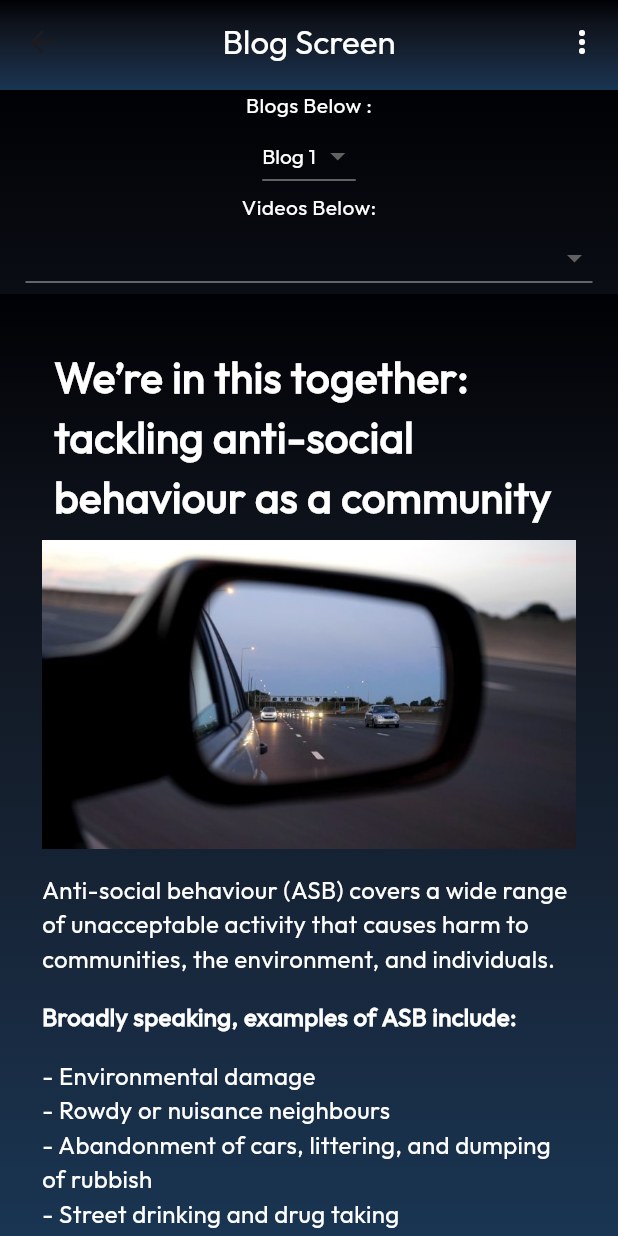
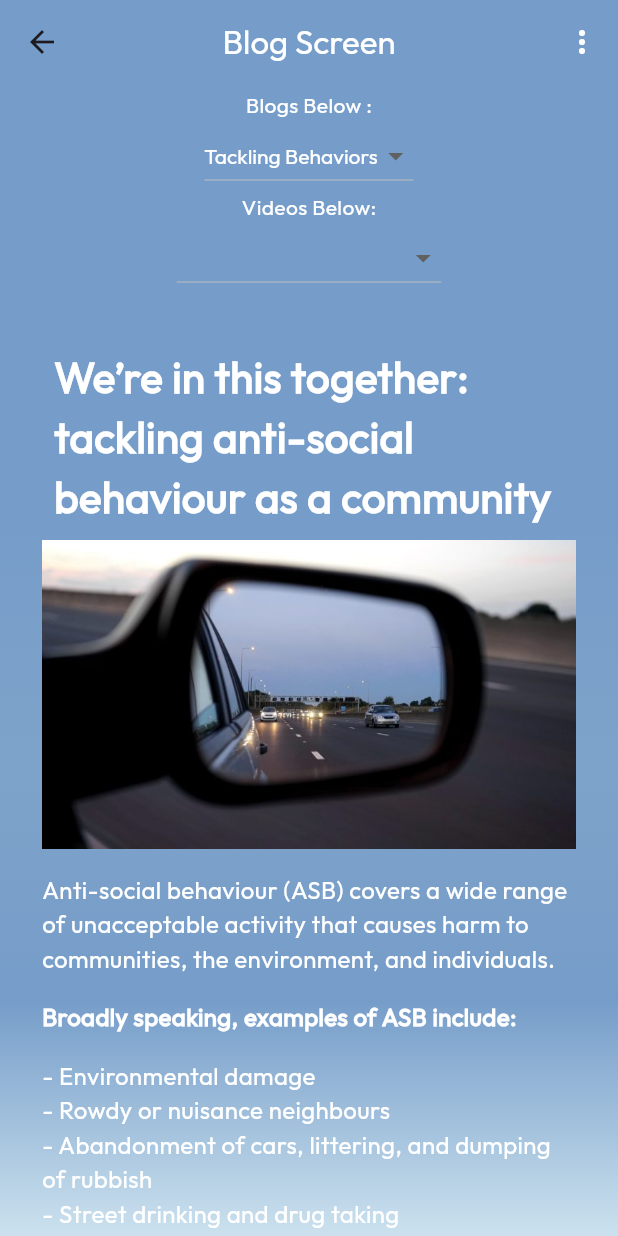
Before and after one commit to adan-s/FYP-Watchful-Eyes, a Flutter app: the BlogPage screen opened directly, on a phone screen of 412 x 824 dp. Run offline on Flutter 3.47's test engine with Material 3 defaults, Android fonts, the phone set to English and light mode, and no system bars; our stand-ins replace animated_text_kit, carousel_slider, cloud_firestore, file_picker, firebase_auth, firebase_core and 10 more; missing offline and left inert: flutter_animated_button; accounts and stored records are empty; project files that could hold a hidden picture were left out.

Commit message:
theme change

```diff
--- a/lib/main.dart
+++ b/lib/main.dart
@@ -46,7 +46,7 @@ class MyApp extends StatelessWidget {
         colorScheme: ColorScheme.fromSeed(seedColor: Colors.deepPurple),
         useMaterial3: true,
       ),
-      home: CommunityForumPage(),
+      home: BlogPage(),
       debugShowCheckedModeBanner: false,
     );
   }
--- a/lib/screens/blogs.dart
+++ b/lib/screens/blogs.dart
@@ -16,9 +16,9 @@ class BlogPage extends StatefulWidget {
 
 class _BlogPageState extends State<BlogPage> {
   List<Blog> blogs = [
-    Blog(title: 'Blog 1', imagePath: 'assets/blog1.jpg'),
-    Blog(title: 'Blog 2', imagePath: 'assets/blog3.jpg'),
-    Blog(title: 'Blog 3', imagePath: 'assets/blog2.jpg'),
+    Blog(title: 'Tackling Behaviors', imagePath: 'assets/blog1.jpg'),
+    Blog(title: 'Abuse Awareness', imagePath: 'assets/blog3.jpg'),
+    Blog(title: 'Safe Night-Out', imagePath: 'assets/blog2.jpg'),
   ];
 
   List<VideoPlayerWidget> videos = [
@@ -26,13 +26,13 @@ class _BlogPageState extends State<BlogPage> {
       videoPath:
           'assets/5-Choke-Hold-Defenses-Women-MUSTKnow_SelfDefense_AjaDang.mp4',
       key: UniqueKey(),
-      title: 'Choke Hold Defenses - Women MUST Know Self-Defense',
+      title: 'Choke Hold Defenses',
       imagePath: 'assets/video1.PNG',
     ),
     VideoPlayerWidget(
       videoPath: 'assets/7-Self-Defense-Techniques-for-Women-from-Professionals.mp4',
       key: UniqueKey(),
-      title: '7 Self-Defense Techniques for Women from Professionals',
+      title: 'Self-Defense Techniques',
       imagePath: 'assets/video2.PNG',
     ),
     VideoPlayerWidget(
@@ -64,11 +64,8 @@ class _BlogPageState extends State<BlogPage> {
                 begin: Alignment.topCenter,
                 end: Alignment.bottomCenter,
                 colors: [
-                  Color(0xFF000104),
-                  Color(0xFF0E121B),
-                  Color(0xFF141E2C),
-                  Color(0xFF18293F),
-                  Color(0xFF193552),
+                  Color(0xFF769DC9),
+                  Color(0xFF769DC9),
                 ],
               ),
             ),
@@ -98,11 +95,11 @@ class _BlogPageState extends State<BlogPage> {
                       begin: Alignment.topCenter,
                       end: Alignment.bottomCenter,
                       colors: [
-                        Color(0xFF000104),
-                        Color(0xFF0E121B),
-                        Color(0xFF141E2C),
-                        Color(0xFF18293F),
-                        Color(0xFF193552),
+                        Color(0xFF769DC9),
+                        Color(0xFF769DC9),
+                        Color(0xFF7EA3CA),
+                        Color(0xFF769DC9),
+                        Color(0xFFCBE1EE),
                       ],
                     ),
                     border: Border(
@@ -153,7 +150,7 @@ class _BlogPageState extends State<BlogPage> {
                       ),
                       // Videos Section
                       const Padding(
-                        padding: EdgeInsets.all(8.0),
+                        padding: EdgeInsets.all(10.0),
                         child: Text(
                           'Videos',
                           style: TextStyle(
@@ -182,7 +179,7 @@ class _BlogPageState extends State<BlogPage> {
                                 ),
                               ),
                               title: Text(
-                                'Video $videoIndex',
+                                '${videos[index].title}',
                                 style: const TextStyle(fontFamily: 'outfit',color: Colors.white),
                               ),
                               onTap: () {
@@ -206,11 +203,11 @@ class _BlogPageState extends State<BlogPage> {
                         begin: Alignment.topCenter,
                         end: Alignment.bottomCenter,
                         colors: [
-                          Color(0xFF000104),
-                          Color(0xFF0E121B),
-                          Color(0xFF141E2C),
-                          Color(0xFF18293F),
-                          Color(0xFF193552),
+                          Color(0xFF769DC9),
+                          Color(0xFF769DC9),
+                          Color(0xFF7EA3CA),
+                          Color(0xFF769DC9),
+                          Color(0xFFCBE1EE),
                         ],
                       ),
                     ),
@@ -874,11 +871,11 @@ class _BlogPageState extends State<BlogPage> {
                 begin: Alignment.topCenter,
                 end: Alignment.bottomCenter,
                 colors: [
-                  Color(0xFF000104),
-                  Color(0xFF0E121B),
-                  Color(0xFF141E2C),
-                  Color(0xFF18293F),
-                  Color(0xFF193552),
+                  Color(0xFF769DC9),
+                  Color(0xFF769DC9),
+                  Color(0xFF7EA3CA),
+                  Color(0xFF769DC9),
+                  Color(0xFFCBE1EE),
                 ],
               ),
             ),
@@ -947,11 +944,11 @@ class _BlogPageState extends State<BlogPage> {
                         begin: Alignment.topCenter,
                         end: Alignment.bottomCenter,
                         colors: [
-                          Color(0xFF000104),
-                          Color(0xFF0E121B),
-                          Color(0xFF141E2C),
-                          Color(0xFF18293F),
-                          Color(0xFF193552),
+                          Color(0xFF769DC9),
+                          Color(0xFF769DC9),
+                          Color(0xFF7EA3CA),
+                          Color(0xFF769DC9),
+                          Color(0xFFCBE1EE),
                         ],
                       ),
                     ),
--- a/pubspec.yaml
+++ b/pubspec.yaml
@@ -139,10 +139,8 @@ flutter:
     - assets/security.json
     - assets/loginbgg.png
     - assets/5-Choke-Hold-Defenses-Women-MUSTKnow_SelfDefense_AjaDang.mp4
-
-
-
-
+    - assets/Safety-Tips-for-Women.mp4
+    - assets/7-Self-Defense-Techniques-for-Women-from-Professionals.mp4
     - assets/forget1.jpg
     - assets/forget2.jpg
 
```
Also changed, not shown: pubspec.lock.
